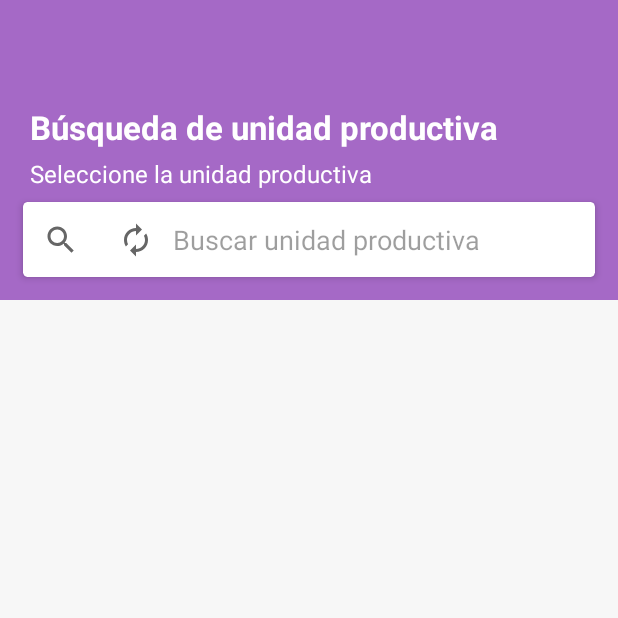
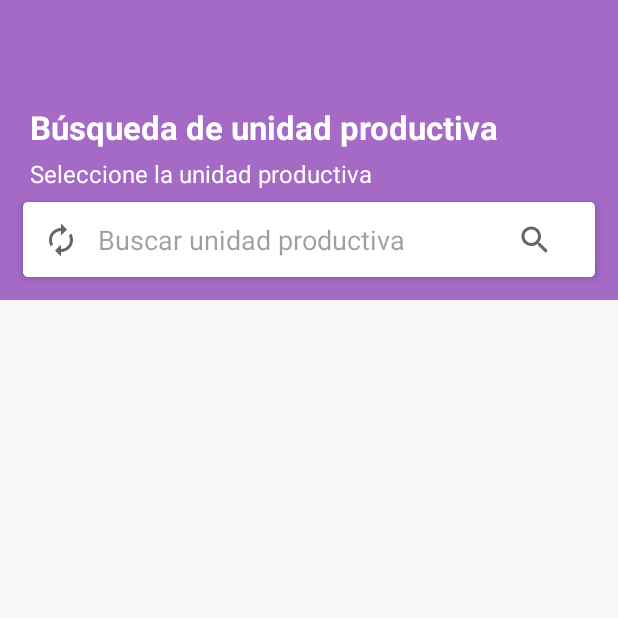
Before and after one commit to JorgBot-Agencia/herramientaISIP, an Android app: the buscar_empresa screen opened directly, with no data from a screen before it, after a tap on an icon or button, on a phone screen of 412 x 824 dp, the top half of it. Run offline under Robolectric (Android 15) with nearby library versions, the phone set to English and light mode, and no system bars; our stand-ins replace Volley; network calls fail; pictures from the network do not load.

Commit message:
Buscar empresa completo

```diff
--- a/app/src/main/java/com/formato/isp/GestionEmpresa/buscar_empresa.java
+++ b/app/src/main/java/com/formato/isp/GestionEmpresa/buscar_empresa.java
@@ -70,8 +70,9 @@ public class buscar_empresa extends AppCompatActivity implements Response.ErrorL
         btnRefrescar.setOnClickListener(new View.OnClickListener() {
             @Override
             public void onClick(View v) {
-                adaptador = new Adaptador(ctx2, listafiltro2);
-                lvItems.setAdapter(adaptador);
+                buscarEmp.setText("");
+                finish();
+                startActivity(getIntent());
             }
         });
         btnBuscarEmpr.setOnClickListener(new View.OnClickListener() {
@@ -156,10 +157,8 @@ public class buscar_empresa extends AppCompatActivity implements Response.ErrorL
                 dato.add(new datosEmpresa(id_empr, nombre,nit,barrio + ", " + ciudad, dep, tel, sitioweb, fecha_crea, fecha_ini));
             }
             listafiltro=dato;
-            listafiltro2=dato;
             adaptador = new Adaptador(this, dato);
             ctx=this;
-            ctx2=this;
             lvItems.setAdapter(adaptador);
 
         } catch (JSONException e) {
--- a/app/src/main/res/layout/activity_buscar_empresa.xml
+++ b/app/src/main/res/layout/activity_buscar_empresa.xml
@@ -88,14 +88,7 @@
                     android:layout_height="match_parent"
                     android:orientation="horizontal">
 
-                    <ImageButton
-                        android:id="@+id/btnbuscarEmpr"
-                        android:layout_width="50dp"
-                        android:layout_height="50dp"
-                        android:background="@android:color/transparent"
-                        android:clickable="true"
-                        android:src="@drawable/ic_search"
-                        android:tint="@color/grey_60" />
+
                     <ImageButton
                         android:id="@+id/btnrefres"
                         android:layout_width="50dp"
@@ -112,14 +105,19 @@
                         android:layout_weight="1"
                         android:background="@android:color/transparent"
                         android:hint="Buscar unidad productiva"
-                        android:imeOptions="actionSearch"
                         android:maxLines="1"
                         android:singleLine="true"
                         android:inputType="text">
+                    </EditText>
 
-                        <requestFocus />
-
-                    </EditText>
+                    <ImageButton
+                        android:id="@+id/btnbuscarEmpr"
+                        android:layout_width="50dp"
+                        android:layout_height="50dp"
+                        android:background="@android:color/transparent"
+                        android:clickable="true"
+                        android:src="@drawable/ic_search"
+                        android:tint="@color/grey_60" />
 
                     <View
                         android:layout_width="15dp"
```
